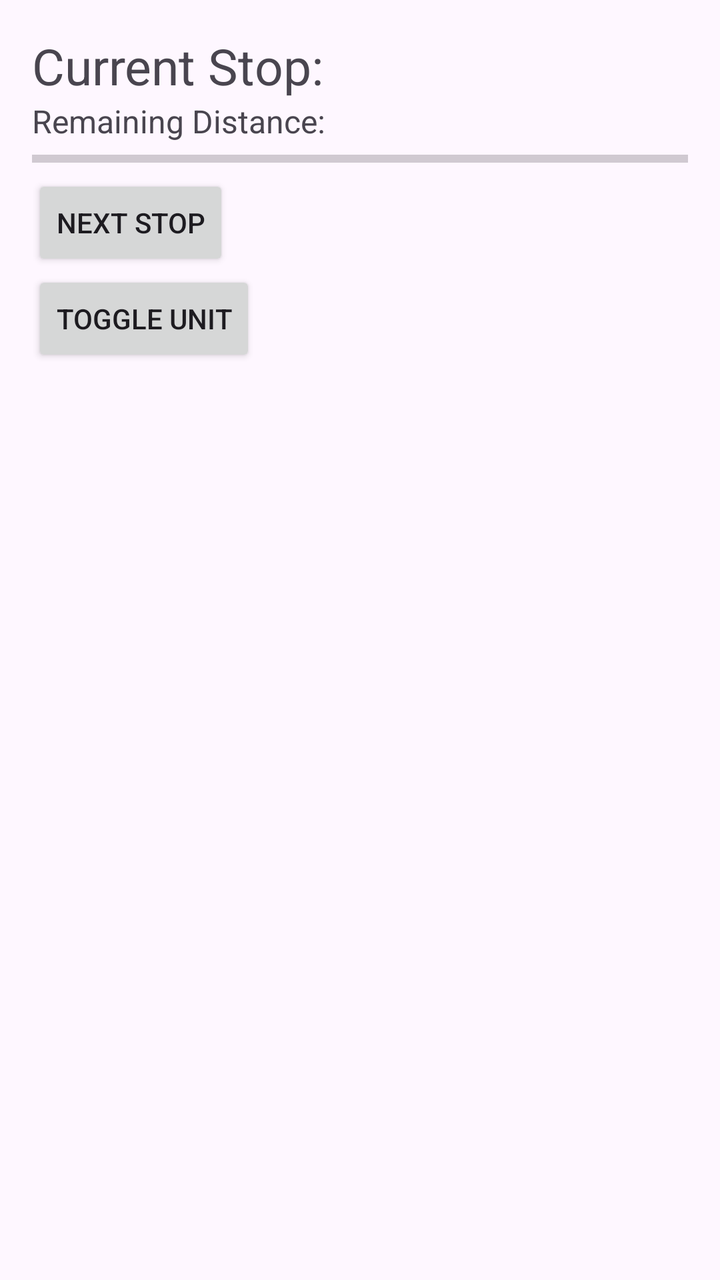
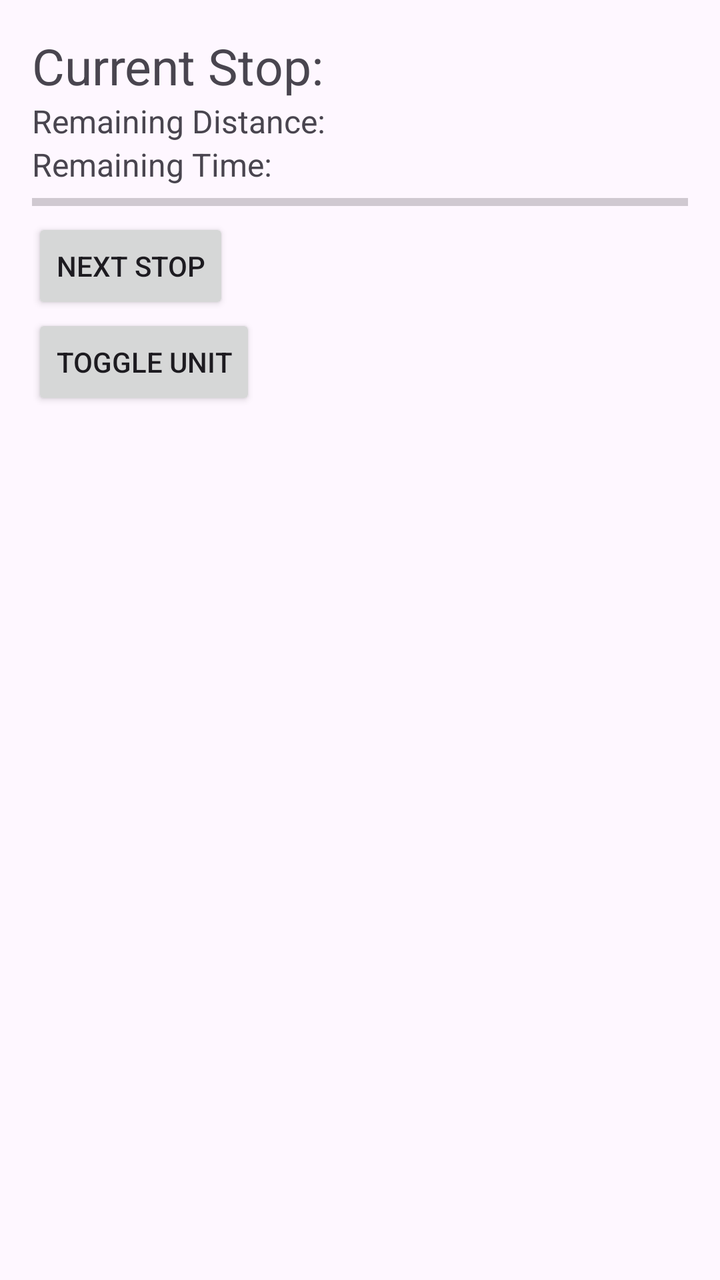

The first picture is an Android layout as it rendered before a commit; the second is the same layout after the commit. The layout source and the unified diff follow.
<!-- AndroidManifest.xml: application theme Theme.JouneyTracker -->
<!-- res/layout/activity_main.xml -->
<?xml version="1.0" encoding="utf-8"?>
<androidx.constraintlayout.widget.ConstraintLayout xmlns:android="http://schemas.android.com/apk/res/android"
    xmlns:app="http://schemas.android.com/apk/res-auto"
    xmlns:tools="http://schemas.android.com/tools"
    android:id="@+id/main"
    android:layout_width="match_parent"
    android:layout_height="match_parent"
    tools:context=".MainActivity">

    <LinearLayout
        android:layout_width="match_parent"
        android:layout_height="match_parent"
        android:padding="16dp"
        android:orientation="vertical">

        <TextView
            android:id="@+id/stopTextView"
            android:layout_width="match_parent"
            android:layout_height="wrap_content"
            app:layout_constraintBottom_toBottomOf="parent"
            app:layout_constraintEnd_toEndOf="parent"
            app:layout_constraintStart_toStartOf="parent"
            app:layout_constraintTop_toTopOf="parent"
            android:text="Current Stop: "
            android:textSize="25sp"/>

        <TextView
            android:id="@+id/distanceTextView"
            android:layout_width="match_parent"
            android:layout_height="wrap_content"
            app:layout_constraintBottom_toBottomOf="parent"
            app:layout_constraintEnd_toEndOf="parent"
            app:layout_constraintStart_toStartOf="parent"
            app:layout_constraintTop_toTopOf="parent"
            android:text="Remaining Distance: "
            android:textSize="16sp"/>

        <ProgressBar
            android:id="@+id/progressBar"
            style="?android:attr/progressBarStyleHorizontal"
            android:layout_width="match_parent"
            android:layout_height="wrap_content"
            app:layout_constraintBottom_toBottomOf="parent"
            app:layout_constraintEnd_toEndOf="parent"
            app:layout_constraintStart_toStartOf="parent"
            app:layout_constraintTop_toTopOf="parent"
            android:max="100"/>

        <Button
            android:id="@+id/nextStopButton"
            android:layout_width="wrap_content"
            android:layout_height="wrap_content"
            app:layout_constraintBottom_toBottomOf="parent"
            app:layout_constraintEnd_toEndOf="parent"
            app:layout_constraintStart_toStartOf="parent"
            app:layout_constraintTop_toTopOf="parent"
            android:text="Next Stop"/>

        <Button
            android:id="@+id/unitToggleButton"
            android:layout_width="wrap_content"
            android:layout_height="wrap_content"
            app:layout_constraintBottom_toBottomOf="parent"
            app:layout_constraintEnd_toEndOf="parent"
            app:layout_constraintStart_toStartOf="parent"
            app:layout_constraintTop_toTopOf="parent"
            android:text="Toggle Unit"/>

        <androidx.recyclerview.widget.RecyclerView
            android:id="@+id/recyclerView"
            android:layout_width="match_parent"
            android:layout_height="wrap_content"
            android:layout_marginTop="16dp"/>
    </LinearLayout>



</androidx.constraintlayout.widget.ConstraintLayout>
<!-- resources referenced by this layout -->
<resources>
  <style name="Theme.JouneyTracker" parent="Base.Theme.JouneyTracker" />
  <style name="Base.Theme.JouneyTracker" parent="Theme.Material3.DayNight.NoActionBar">
          
          
      </style>
</resources>

<!-- the commit's change to res/layout/activity_main.xml (unified diff, before → after) -->
@@ -33,6 +33,17 @@
             app:layout_constraintStart_toStartOf="parent"
             app:layout_constraintTop_toTopOf="parent"
             android:text="Remaining Distance: "
+            android:textSize="16sp"/>
+
+        <TextView
+            android:id="@+id/timeTextView"
+            android:layout_width="match_parent"
+            android:layout_height="wrap_content"
+            app:layout_constraintBottom_toBottomOf="parent"
+            app:layout_constraintEnd_toEndOf="parent"
+            app:layout_constraintStart_toStartOf="parent"
+            app:layout_constraintTop_toTopOf="parent"
+            android:text="Remaining Time: "
             android:textSize="16sp"/>
 
         <ProgressBar
